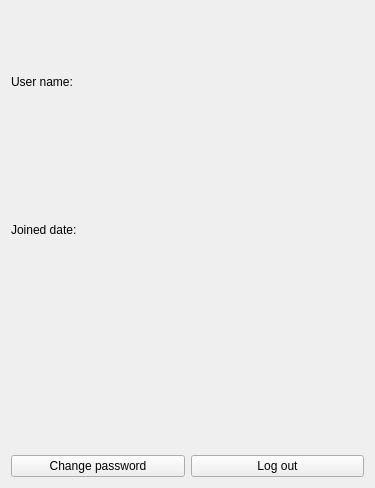
WawrzyniecKorzen/LibraryManagementSystem, file userdatawidget.ui: the form before one commit.
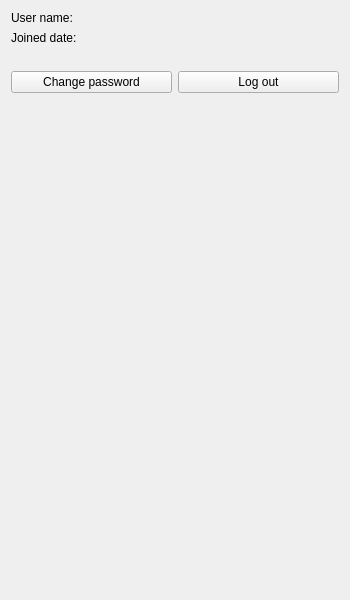
The form after the commit.

The edit to the form file:
```diff
--- a/userdatawidget.ui
+++ b/userdatawidget.ui
@@ -6,8 +6,8 @@
    <rect>
     <x>0</x>
     <y>0</y>
-    <width>375</width>
-    <height>488</height>
+    <width>350</width>
+    <height>600</height>
    </rect>
   </property>
   <property name="windowTitle">
@@ -52,6 +52,12 @@
    </item>
    <item>
     <widget class="QLabel" name="logo">
+     <property name="sizePolicy">
+      <sizepolicy hsizetype="Preferred" vsizetype="Preferred">
+       <horstretch>0</horstretch>
+       <verstretch>0</verstretch>
+      </sizepolicy>
+     </property>
      <property name="text">
       <string/>
      </property>
@@ -75,6 +81,19 @@
      </item>
     </layout>
    </item>
+   <item>
+    <spacer name="verticalSpacer">
+     <property name="orientation">
+      <enum>Qt::Vertical</enum>
+     </property>
+     <property name="sizeHint" stdset="0">
+      <size>
+       <width>20</width>
+       <height>40</height>
+      </size>
+     </property>
+    </spacer>
+   </item>
   </layout>
  </widget>
  <resources/>
```
